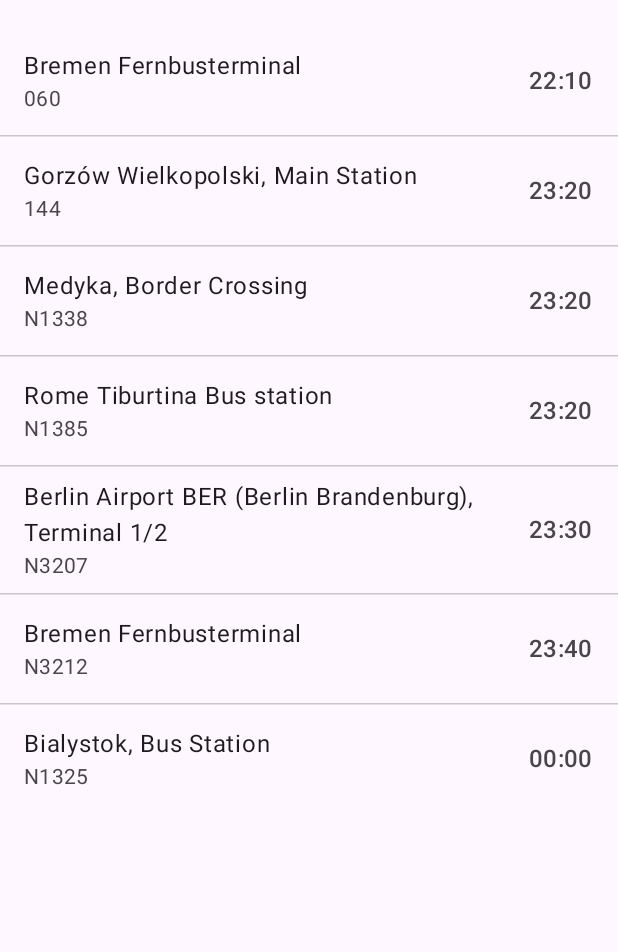
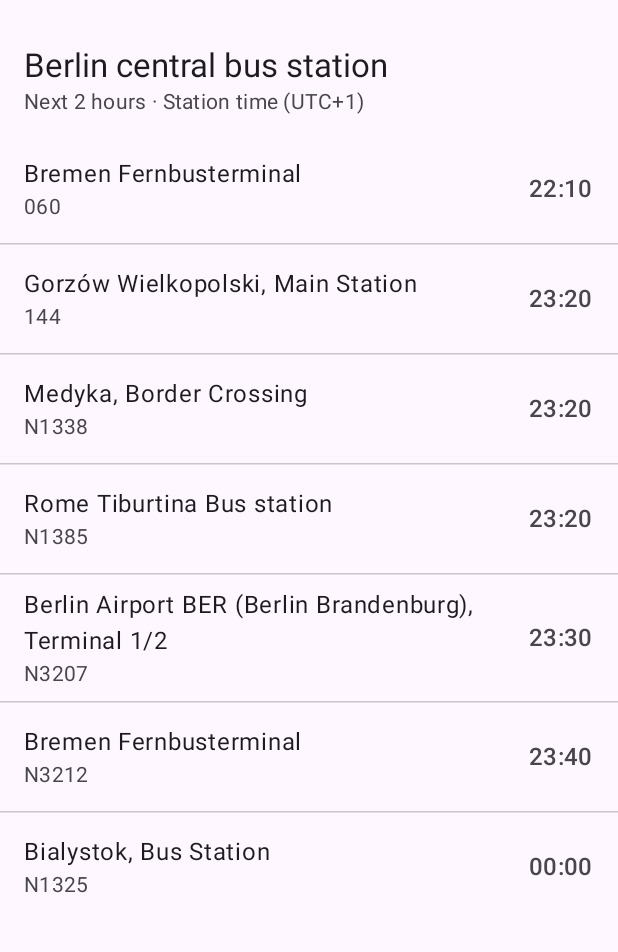
Before and after one commit to suhocki/departure-board, an Android app built with Jetpack Compose: the @Preview function TimetableScreenPreview, on a phone screen of 412 x 824 dp, the part 69-1021 px from its top. Run offline under Robolectric (Android 15) with nearby library versions, the phone set to English and light mode, and no system bars; our stand-ins replace Dagger/Hilt's generated code; network calls fail.

Commit message:
Show station name and time zone caption
A fixed header above the list shows the station name from the
response and "Next 2 hours · Station time (UTC+1)".
The caption is always shown, so it is clear whose time this is on a
phone in Berlin and in Tokyo. The offset is computed from the station
zone at the time of the request.
With a fallback zone the caption says the times are in UTC.
The hour count uses plurals.
Tests: TimetableScreenTest checks both captions and the heading.

```diff
--- a/app/src/main/java/com/sukhotski/timetable/ui/timetable/PreviewData.kt
+++ b/app/src/main/java/com/sukhotski/timetable/ui/timetable/PreviewData.kt
@@ -6,6 +6,7 @@ import com.sukhotski.timetable.domain.Station
 import com.sukhotski.timetable.domain.Timetable
 import java.time.Instant
 import java.time.ZoneId
+import java.time.ZoneOffset
 
 /** One data set for previews, UI tests and screenshots. Friday 2026-11-13, 23:05 in Berlin. */
 object PreviewData {
@@ -52,6 +53,12 @@ object PreviewData {
 
     val content = TimetableUiState.Loaded(timetable, updatedAt)
 
+    val contentZoneUnknown = content.copy(
+        timetable = timetable.copy(
+            station = station.copy(zone = ZoneOffset.UTC, zoneIsFallback = true),
+        ),
+    )
+
     private fun at(utcTime: String): Instant = Instant.parse("2026-11-13T${utcTime}Z")
 
     private fun departure(
--- a/app/src/main/java/com/sukhotski/timetable/ui/timetable/TimetableScreen.kt
+++ b/app/src/main/java/com/sukhotski/timetable/ui/timetable/TimetableScreen.kt
@@ -1,7 +1,9 @@
 package com.sukhotski.timetable.ui.timetable
 
 import android.text.format.DateFormat
+import androidx.compose.foundation.layout.Column
 import androidx.compose.foundation.layout.fillMaxSize
+import androidx.compose.foundation.layout.fillMaxWidth
 import androidx.compose.foundation.layout.padding
 import androidx.compose.foundation.lazy.LazyColumn
 import androidx.compose.foundation.lazy.LazyListState
@@ -9,6 +11,7 @@ import androidx.compose.foundation.lazy.itemsIndexed
 import androidx.compose.foundation.lazy.rememberLazyListState
 import androidx.compose.material3.ExperimentalMaterial3Api
 import androidx.compose.material3.HorizontalDivider
+import androidx.compose.material3.MaterialTheme
 import androidx.compose.material3.Scaffold
 import androidx.compose.material3.Text
 import androidx.compose.material3.TopAppBar
@@ -17,10 +20,16 @@ import androidx.compose.runtime.remember
 import androidx.compose.ui.Modifier
 import androidx.compose.ui.platform.LocalConfiguration
 import androidx.compose.ui.platform.LocalContext
+import androidx.compose.ui.res.pluralStringResource
 import androidx.compose.ui.res.stringResource
+import androidx.compose.ui.semantics.heading
+import androidx.compose.ui.semantics.semantics
 import androidx.compose.ui.tooling.preview.Preview
+import androidx.compose.ui.unit.dp
 import com.sukhotski.timetable.R
+import com.sukhotski.timetable.domain.Station
 import com.sukhotski.timetable.ui.theme.TimetableTheme
+import java.time.Instant
 import java.util.Locale
 
 @OptIn(ExperimentalMaterial3Api::class)
@@ -61,7 +70,10 @@ private fun LoadedContent(
     modifier: Modifier = Modifier,
 ) {
     val station = state.timetable.station
-    LazyColumn(state = listState, modifier = modifier) {
+    val hours = TimetableViewModel.WINDOW.toHours().toInt()
+    Column(modifier) {
+        StationHeader(station, state.updatedAt, hours)
+        LazyColumn(state = listState, modifier = Modifier.weight(1f)) {
             itemsIndexed(
                 items = state.timetable.departures,
                 key = { _, departure -> departure.id },
@@ -69,6 +81,37 @@ private fun LoadedContent(
                 if (index > 0) HorizontalDivider()
                 DepartureRow(departure, station.zone, formatter)
             }
+        }
+    }
+}
+
+@Composable
+private fun StationHeader(station: Station, updatedAt: Instant, hours: Int) {
+    val caption = if (station.zoneIsFallback) {
+        pluralStringResource(R.plurals.header_caption_zone_unknown, hours, hours)
+    } else {
+        pluralStringResource(
+            R.plurals.header_caption,
+            hours,
+            hours,
+            formatUtcOffset(station.zone.rules.getOffset(updatedAt)),
+        )
+    }
+    Column(
+        Modifier
+            .fillMaxWidth()
+            .padding(horizontal = 16.dp, vertical = 12.dp),
+    ) {
+        Text(
+            text = station.name,
+            style = MaterialTheme.typography.titleLarge,
+            modifier = Modifier.semantics { heading() },
+        )
+        Text(
+            caption,
+            style = MaterialTheme.typography.bodyMedium,
+            color = MaterialTheme.colorScheme.onSurfaceVariant,
+        )
     }
 }
 
--- a/app/src/main/res/values/strings.xml
+++ b/app/src/main/res/values/strings.xml
@@ -2,4 +2,12 @@
 <resources>
     <string name="app_name">Departures</string>
     <string name="timetable_title">Departures</string>
+    <plurals name="header_caption">
+        <item quantity="one">Next %1$d hour · Station time (%2$s)</item>
+        <item quantity="other">Next %1$d hours · Station time (%2$s)</item>
+    </plurals>
+    <plurals name="header_caption_zone_unknown">
+        <item quantity="one">Next %1$d hour · Times in UTC (station time zone unknown)</item>
+        <item quantity="other">Next %1$d hours · Times in UTC (station time zone unknown)</item>
+    </plurals>
 </resources>
```
Also changed, not shown: 1 other file. Lines whose indentation alone changed are shown as unchanged.
